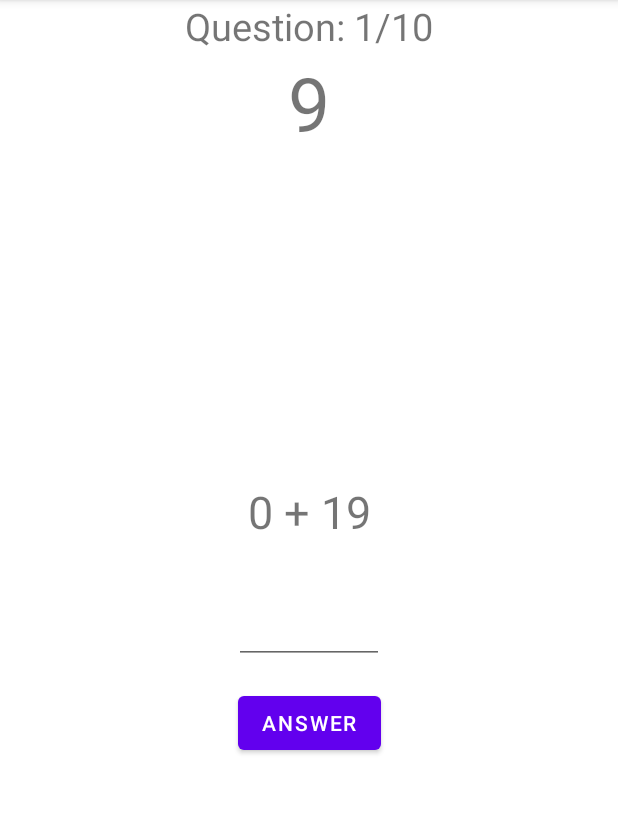
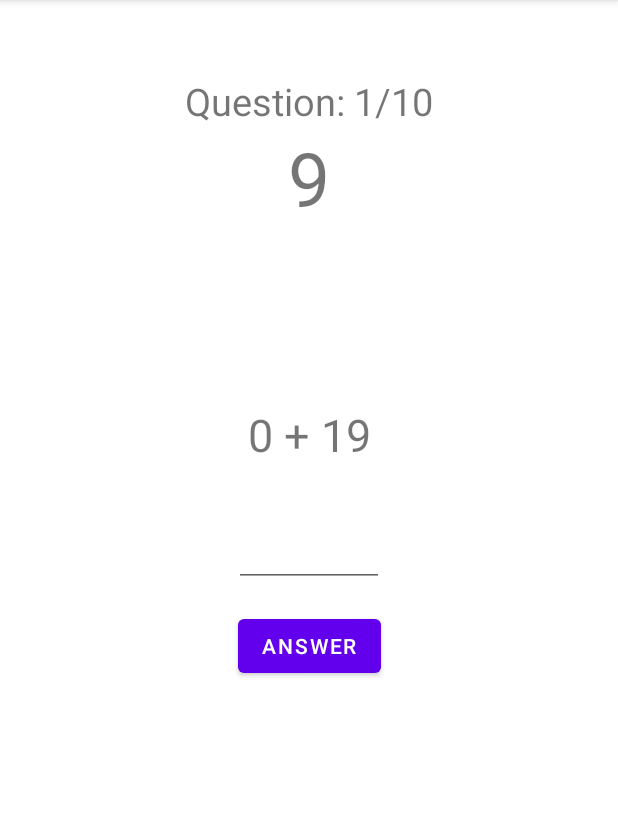
Before and after one commit to pxh612/master-of-time, an Android app: the GameFragment screen opened through its navigation route, on a phone screen of 412 x 824 dp, the part 84-898 px from its top. Run offline under Robolectric (Android 15) with nearby library versions, the light colour scheme and no system bars; our stand-ins replace Timber, data binding.

Commit message:
Cleaned up code. Working: shared ViewModel. TODO: alarm clocks with Room database.

```diff
--- a/app/src/main/java/com/example/pxh612_trivia_practice/module/MathQuestion.kt
+++ b/app/src/main/java/com/example/pxh612_trivia_practice/module/MathQuestion.kt
@@ -26,6 +26,7 @@ class MathQuestion(difficulty : Int) {
         numberTwo = Random.nextInt(integerLimit)
         Timber.i("Value: correctAnswer = $correctAnswer")
     }
+
     fun isLowerThanCorrectAnswer(userAnswer: Int): Boolean {
         return userAnswer < correctAnswer
     }
--- a/app/src/main/java/com/example/pxh612_trivia_practice/screens/alarm/AlarmAdapter.kt
+++ b/app/src/main/java/com/example/pxh612_trivia_practice/screens/alarm/AlarmAdapter.kt
@@ -15,7 +15,6 @@ class AlarmAdapter(val alarmListener: AlarmListener) : ListAdapter<DataItem, Rec
     override fun onBindViewHolder(holder: RecyclerView.ViewHolder, position: Int) {
         TODO("Not yet implemented")
     }
-
 }
 
 
--- a/app/src/main/java/com/example/pxh612_trivia_practice/screens/game/GameViewModel.kt
+++ b/app/src/main/java/com/example/pxh612_trivia_practice/screens/game/GameViewModel.kt
@@ -52,7 +52,9 @@ class GameViewModel : ViewModel(){
     private val _currentQuestionDisplay = MutableLiveData<String>()
     val currentQuestionDisplay: LiveData<String>
         get() = _currentQuestionDisplay
-
+    private val _currentQuestionCountDisplay = MutableLiveData<String>()
+    val currentQuestionCountDisplay: LiveData<String>
+        get() = _currentQuestionCountDisplay
 
     /** Question setting */
     var currentDifficulty : Int = 1
@@ -111,6 +113,7 @@ class GameViewModel : ViewModel(){
 
         /** LiveData display */
         _currentQuestionDisplay.value = mathQuestion.getEquationString()
+        _currentQuestionCountDisplay.value = "Question: $currentQuestionCount/$totalRound"
     }
     internal fun processGame(){
         if(mathQuestion.isLowerThanCorrectAnswer(userAnswer)) {
--- a/app/src/main/java/com/example/pxh612_trivia_practice/screens/game/UIcontroller/GameFragment.kt
+++ b/app/src/main/java/com/example/pxh612_trivia_practice/screens/game/UIcontroller/GameFragment.kt
@@ -22,7 +22,6 @@ class GameFragment : Fragment(), View.OnClickListener {
 
     /** ViewModel */
     private lateinit var viewModel: GameViewModel
-    private lateinit var viewModelFactory: GameViewModelFactory
 
     override fun onCreateView(inflater: LayoutInflater, container: ViewGroup?,
                               savedInstanceState: Bundle?): View {
@@ -35,7 +34,7 @@ class GameFragment : Fragment(), View.OnClickListener {
         )
 
         /** init ViewModel */
-        viewModel = ViewModelProvider(this)[GameViewModel::class.java]
+        viewModel = ViewModelProvider(this).get(GameViewModel::class.java)
         binding.gameViewModel = viewModel
 
         /** init View */
@@ -54,6 +53,7 @@ class GameFragment : Fragment(), View.OnClickListener {
                 showGameOver()
             }
         }
+
 
         return binding.root
     }
--- a/app/src/main/java/com/example/pxh612_trivia_practice/screens/game/UIcontroller/GameOverFragment.kt
+++ b/app/src/main/java/com/example/pxh612_trivia_practice/screens/game/UIcontroller/GameOverFragment.kt
@@ -12,6 +12,7 @@ import androidx.navigation.findNavController
 import com.example.pxh612_trivia_practice.R
 import com.example.pxh612_trivia_practice.databinding.FragmentGameOverBinding
 import com.example.pxh612_trivia_practice.screens.game.GameViewModel
+import timber.log.Timber
 
 
 class GameOverFragment : Fragment(), OnClickListener {
@@ -35,6 +36,7 @@ class GameOverFragment : Fragment(), OnClickListener {
         /** init ViewModel */
         viewModel = ViewModelProvider(this)[GameViewModel::class.java]
         binding.gameViewModel = viewModel
+        Timber.d("Value: current question count = ${viewModel.currentQuestionCount} & ${viewModel.currentQuestionCountDisplay.value}")
 
         /** init Buttons */
         binding.retry.setOnClickListener(this)
--- a/app/src/main/res/layout/answer_information.xml
+++ b/app/src/main/res/layout/answer_information.xml
@@ -1,4 +1,5 @@
-<layout xmlns:android="http://schemas.android.com/apk/res/android">
+<layout xmlns:android="http://schemas.android.com/apk/res/android"
+    xmlns:tools="http://schemas.android.com/tools">
 
         <data>
                 <variable
@@ -6,19 +7,12 @@
                     type="com.example.pxh612_trivia_practice.screens.game.GameViewModel" />
         </data>
 
-        <LinearLayout
-            android:layout_width="wrap_content"
-            android:layout_height="wrap_content"
-            android:orientation="vertical"
-            android:layout_marginTop="40dp">
-
         <TextView
             android:layout_width="wrap_content"
             android:layout_height="wrap_content"
-            android:id="@+id/current_question_count"
-            android:text="@{@string/current_question_count_format(gameViewModel.currentQuestionCount,gameViewModel.totalRound)}"
-            android:textSize="@dimen/text_size_info" />
-
-        </LinearLayout>
+            android:text="@{gameViewModel.currentQuestionCountDisplay}"
+            tools:text="Question: 7/10"
+            android:textSize="@dimen/text_size_info"
+            android:id="@+id/currentQuestionCount" />
 
 </layout>
--- a/app/src/main/res/layout/fragment_game.xml
+++ b/app/src/main/res/layout/fragment_game.xml
@@ -1,7 +1,7 @@
 <?xml version="1.0" encoding="utf-8"?>
 <layout xmlns:android="http://schemas.android.com/apk/res/android"
     xmlns:app="http://schemas.android.com/apk/res-auto"
-    xmlns:bind="http://schemas.android.com/tools">
+    xmlns:tools="http://schemas.android.com/tools">
     <data>
         <variable
             name="gameViewModel"
@@ -14,36 +14,37 @@
 
         <include
             layout="@layout/answer_information"
-            app:gameViewModel="@{gameViewModel}"
             android:layout_width="wrap_content"
             android:layout_height="wrap_content"
-            app:layout_constraintTop_toTopOf="parent"
+            app:gameViewModel="@{gameViewModel}"
             app:layout_constraintLeft_toLeftOf="parent"
             app:layout_constraintRight_toRightOf="parent"
-            app:layout_constraintVertical_bias="@dimen/layout_information_vertical_bias"
-            android:id="@+id/answer_info"/>
+            app:layout_constraintTop_toTopOf="parent"
+            android:layout_marginTop="@dimen/marginTop_answerInfo"
+            android:id="@+id/answerInfo" />
 
         <TextView
             android:layout_width="wrap_content"
             android:layout_height="wrap_content"
             android:text="@{gameViewModel.currentTime.toString()}"
+            tools:text="9"
             android:textSize="50sp"
             app:layout_constraintLeft_toLeftOf="parent"
             app:layout_constraintRight_toRightOf="parent"
-            app:layout_constraintTop_toBottomOf="@id/answer_info"
+            app:layout_constraintTop_toBottomOf="@id/answerInfo"
             android:id="@+id/timer" />
 
         <TextView
             android:layout_width="wrap_content"
             android:layout_height="wrap_content"
             android:text="@{gameViewModel.answerHintDisplay}"
+            tools:text="lower!"
             android:textColor="@color/design_default_color_error"
             android:textSize="@dimen/answer_hint_textSize"
             app:layout_constraintLeft_toLeftOf="parent"
             app:layout_constraintRight_toRightOf="parent"
             app:layout_constraintTop_toBottomOf="@id/timer"
-            app:layout_constraintBottom_toBottomOf="parent"
-            app:layout_constraintVertical_bias="0.3"
+            android:layout_marginTop="@dimen/marginTop_answerHintDisplay_fragmentGame"
             android:id="@+id/answer_hint" />
 
 
@@ -51,6 +52,7 @@
             android:layout_width="wrap_content"
             android:layout_height="wrap_content"
             android:text="@{gameViewModel.currentQuestionDisplay}"
+            tools:text="234 + 5496"
             android:textSize="@dimen/number_size"
             app:layout_constraintLeft_toLeftOf="parent"
             app:layout_constraintRight_toRightOf="parent"
--- a/app/src/main/res/layout/fragment_game_over.xml
+++ b/app/src/main/res/layout/fragment_game_over.xml
@@ -17,10 +17,9 @@
             android:layout_width="wrap_content"
             android:layout_height="wrap_content"
             app:layout_constraintTop_toTopOf="parent"
-            app:layout_constraintBottom_toBottomOf="parent"
             app:layout_constraintLeft_toLeftOf="parent"
             app:layout_constraintRight_toRightOf="parent"
-            app:layout_constraintVertical_bias="@dimen/layout_information_vertical_bias"
+            android:layout_marginTop="@dimen/marginTop_answerInfo"
             android:id="@+id/answer_info"/>
 
         <TextView
--- a/app/src/main/res/navigation/navigation.xml
+++ b/app/src/main/res/navigation/navigation.xml
@@ -47,4 +47,9 @@
             android:id="@+id/action_gameWinFragment_to_titleFragment"
             app:destination="@id/titleFragment" />
     </fragment>
+    <fragment
+        android:id="@+id/alarmsFragment"
+        android:name="com.example.pxh612_trivia_practice.screens.alarm.AlarmsFragment"
+        android:label="fragment_alarms"
+        tools:layout="@layout/fragment_alarms" />
 </navigation>
--- a/app/src/main/res/values/dimens.xml
+++ b/app/src/main/res/values/dimens.xml
@@ -4,4 +4,6 @@
     <dimen name="text_size_info">25sp</dimen>
     <dimen name="answer_hint_textSize">20sp</dimen>
     <dimen name="layout_information_vertical_bias">0.3</dimen>
+    <dimen name="marginTop_answerHintDisplay_fragmentGame">90dp</dimen>
+    <dimen name="marginTop_answerInfo">50dp</dimen>
 </resources>
```
Also changed, not shown: app/src/main/java/com/example/pxh612_trivia_practice/MyTimberDebugTree.kt (+4 -5 lines), app/src/main/res/layout/fragment_alarms.xml (+4 -6 lines), app/src/main/res/layout/viewholder_alarm.xml (added, +36 -0 lines).
